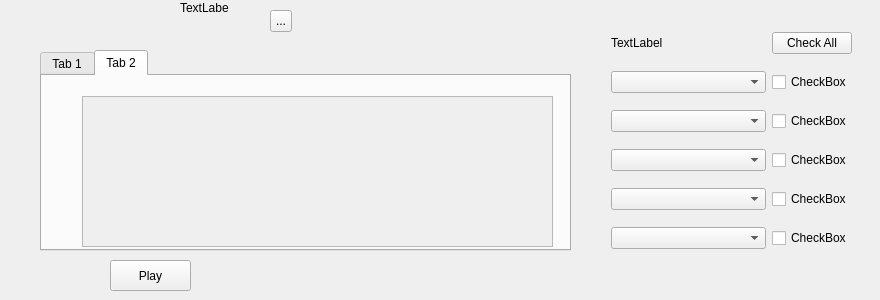
Old version of the form src/mainwidget.ui in the repository Ndgt/AnimateBlendShape.
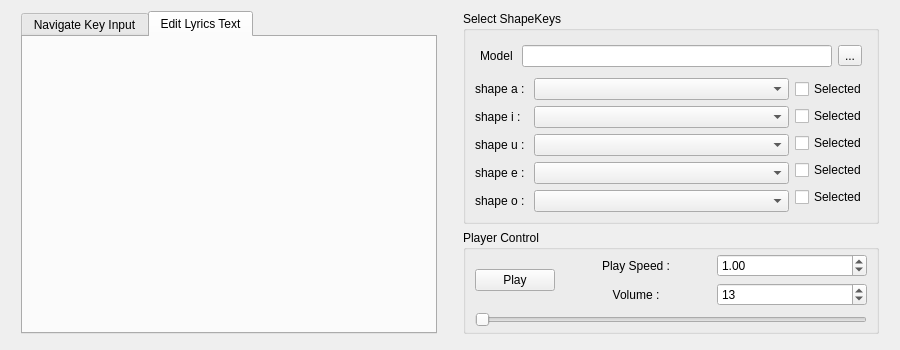
New version of the form. The open tabs and pages were chosen to show the change.

```diff
--- a/src/mainwidget.ui
+++ b/src/mainwidget.ui
@@ -6,8 +6,8 @@
    <rect>
     <x>0</x>
     <y>0</y>
-    <width>880</width>
-    <height>300</height>
+    <width>900</width>
+    <height>350</height>
    </rect>
   </property>
   <property name="sizePolicy">
@@ -19,123 +19,115 @@
   <property name="windowTitle">
    <string>Form</string>
   </property>
+  <layout class="QVBoxLayout" name="verticalLayout_7">
+   <item>
+    <layout class="QHBoxLayout" name="horizontalLayout_6">
+     <property name="leftMargin">
+      <number>10</number>
+     </property>
+     <property name="rightMargin">
+      <number>10</number>
+     </property>
+     <property name="bottomMargin">
+      <number>5</number>
+     </property>
+     <item>
   <widget class="QTabWidget" name="tabWidget">
-   <property name="geometry">
-    <rect>
-     <x>40</x>
-     <y>50</y>
-     <width>531</width>
-     <height>201</height>
-    </rect>
-   </property>
    <property name="currentIndex">
     <number>1</number>
    </property>
    <widget class="QWidget" name="tab">
     <attribute name="title">
-     <string>Tab 1</string>
-    </attribute>
-   </widget>
-   <widget class="QWidget" name="tab_2">
-    <attribute name="title">
-     <string>Tab 2</string>
-    </attribute>
-    <widget class="QScrollArea" name="scrollArea">
+         <string>Navigate Key Input</string>
+        </attribute>
+        <widget class="QTableView" name="tableView">
      <property name="geometry">
       <rect>
-       <x>40</x>
-       <y>20</y>
-       <width>471</width>
-       <height>151</height>
-      </rect>
-     </property>
-     <property name="widgetResizable">
-      <bool>true</bool>
-     </property>
-     <widget class="QWidget" name="scrollAreaWidgetContents">
-      <property name="geometry">
-       <rect>
-        <x>0</x>
-        <y>0</y>
-        <width>469</width>
-        <height>149</height>
-       </rect>
-      </property>
-     </widget>
-    </widget>
-   </widget>
-  </widget>
-  <widget class="QToolButton" name="toolButton">
-   <property name="geometry">
-    <rect>
-     <x>270</x>
+           <x>20</x>
      <y>10</y>
-     <width>22</width>
-     <height>22</height>
-    </rect>
-   </property>
-   <property name="text">
-    <string>...</string>
-   </property>
-  </widget>
-  <widget class="QLabel" name="label">
-   <property name="geometry">
-    <rect>
-     <x>180</x>
-     <y>0</y>
-     <width>49</width>
-     <height>16</height>
-    </rect>
-   </property>
-   <property name="text">
-    <string>TextLabel</string>
-   </property>
-  </widget>
-  <widget class="QPushButton" name="pushButton">
-   <property name="geometry">
-    <rect>
-     <x>110</x>
-     <y>260</y>
-     <width>81</width>
-     <height>31</height>
-    </rect>
-   </property>
-   <property name="text">
-    <string>Play</string>
-   </property>
-   <property name="shortcut">
-    <string notr="true">Ctrl+S</string>
-   </property>
-  </widget>
-  <widget class="QWidget" name="">
-   <property name="geometry">
-    <rect>
-     <x>611</x>
-     <y>21</y>
-     <width>241</width>
-     <height>241</height>
-    </rect>
-   </property>
-   <layout class="QVBoxLayout" name="verticalLayout">
+           <width>371</width>
+           <height>291</height>
+          </rect>
+         </property>
+        </widget>
+       </widget>
+       <widget class="QWidget" name="tab_2">
+        <attribute name="title">
+         <string>Edit Lyrics Text</string>
+        </attribute>
+       </widget>
+      </widget>
+     </item>
+     <item>
+      <spacer name="verticalSpacer">
+       <property name="orientation">
+        <enum>Qt::Orientation::Vertical</enum>
+       </property>
+       <property name="sizeHint" stdset="0">
+        <size>
+         <width>20</width>
+         <height>40</height>
+        </size>
+       </property>
+      </spacer>
+     </item>
+     <item>
+      <layout class="QVBoxLayout" name="verticalLayout_6">
+       <item>
+        <widget class="QGroupBox" name="SelectShapeKeyGroupBox">
+         <property name="title">
+          <string>Select ShapeKeys</string>
+         </property>
+         <property name="flat">
+          <bool>false</bool>
+         </property>
+         <layout class="QVBoxLayout" name="verticalLayout_10">
     <item>
-     <layout class="QHBoxLayout" name="horizontalLayout_6">
+           <layout class="QVBoxLayout" name="verticalLayout_9">
+            <item>
+             <layout class="QHBoxLayout" name="horizontalLayout_10">
+              <property name="leftMargin">
+               <number>5</number>
+              </property>
+              <property name="topMargin">
+               <number>5</number>
+              </property>
+              <property name="rightMargin">
+               <number>5</number>
+              </property>
+              <property name="bottomMargin">
+               <number>5</number>
+              </property>
       <item>
        <widget class="QLabel" name="label_2">
         <property name="sizePolicy">
-         <sizepolicy hsizetype="MinimumExpanding" vsizetype="Preferred">
+                 <sizepolicy hsizetype="Preferred" vsizetype="Preferred">
           <horstretch>0</horstretch>
           <verstretch>0</verstretch>
          </sizepolicy>
         </property>
         <property name="text">
-         <string>TextLabel</string>
-        </property>
+                 <string>Model </string>
+                </property>
+                <property name="alignment">
+                 <set>Qt::AlignmentFlag::AlignCenter</set>
+                </property>
        </widget>
       </item>
       <item>
-       <widget class="QPushButton" name="pushButton_2">
+               <widget class="QLineEdit" name="lineEdit">
+                <property name="sizePolicy">
+                 <sizepolicy hsizetype="MinimumExpanding" vsizetype="Fixed">
+                  <horstretch>0</horstretch>
+                  <verstretch>0</verstretch>
+                 </sizepolicy>
+                </property>
+               </widget>
+              </item>
+              <item>
+               <widget class="QToolButton" name="selectModelButton">
         <property name="text">
-         <string>Check All</string>
+                 <string>...</string>
         </property>
        </widget>
       </item>
@@ -144,6 +136,47 @@
     <item>
      <layout class="QHBoxLayout" name="horizontalLayout">
       <item>
+               <layout class="QVBoxLayout" name="verticalLayout">
+                <item>
+                 <widget class="QLabel" name="label_4">
+                  <property name="text">
+                   <string>shape a :</string>
+                  </property>
+                 </widget>
+                </item>
+                <item>
+                 <widget class="QLabel" name="label_5">
+                  <property name="text">
+                   <string>shape i : </string>
+                  </property>
+                 </widget>
+                </item>
+                <item>
+                 <widget class="QLabel" name="label_6">
+                  <property name="text">
+                   <string>shape u : </string>
+                  </property>
+                 </widget>
+                </item>
+                <item>
+                 <widget class="QLabel" name="label_7">
+                  <property name="text">
+                   <string>shape e : </string>
+                  </property>
+                 </widget>
+                </item>
+                <item>
+                 <widget class="QLabel" name="label_8">
+                  <property name="text">
+                   <string>shape o : </string>
+                  </property>
+                 </widget>
+                </item>
+               </layout>
+              </item>
+              <item>
+               <layout class="QVBoxLayout" name="verticalLayout_4">
+                <item>
        <widget class="QComboBox" name="comboBox">
         <property name="sizePolicy">
          <sizepolicy hsizetype="MinimumExpanding" vsizetype="Minimum">
@@ -154,103 +187,238 @@
        </widget>
       </item>
       <item>
+                 <widget class="QComboBox" name="comboBox_2">
+                  <property name="sizePolicy">
+                   <sizepolicy hsizetype="MinimumExpanding" vsizetype="Minimum">
+                    <horstretch>0</horstretch>
+                    <verstretch>0</verstretch>
+                   </sizepolicy>
+                  </property>
+                 </widget>
+                </item>
+                <item>
+                 <widget class="QComboBox" name="comboBox_3">
+                  <property name="sizePolicy">
+                   <sizepolicy hsizetype="MinimumExpanding" vsizetype="Minimum">
+                    <horstretch>0</horstretch>
+                    <verstretch>0</verstretch>
+                   </sizepolicy>
+                  </property>
+                 </widget>
+                </item>
+                <item>
+                 <widget class="QComboBox" name="comboBox_4">
+                  <property name="sizePolicy">
+                   <sizepolicy hsizetype="MinimumExpanding" vsizetype="Minimum">
+                    <horstretch>0</horstretch>
+                    <verstretch>0</verstretch>
+                   </sizepolicy>
+                  </property>
+                 </widget>
+                </item>
+                <item>
+                 <widget class="QComboBox" name="comboBox_5">
+                  <property name="sizePolicy">
+                   <sizepolicy hsizetype="MinimumExpanding" vsizetype="Minimum">
+                    <horstretch>0</horstretch>
+                    <verstretch>0</verstretch>
+                   </sizepolicy>
+                  </property>
+                 </widget>
+                </item>
+               </layout>
+              </item>
+              <item>
+               <layout class="QVBoxLayout" name="verticalLayout_8">
+                <item>
        <widget class="QCheckBox" name="checkBox">
         <property name="text">
-         <string>CheckBox</string>
+                   <string>Selected</string>
         </property>
         <property name="tristate">
          <bool>false</bool>
         </property>
        </widget>
       </item>
-     </layout>
-    </item>
-    <item>
-     <layout class="QHBoxLayout" name="horizontalLayout_2">
-      <item>
-       <widget class="QComboBox" name="comboBox_2">
-        <property name="sizePolicy">
-         <sizepolicy hsizetype="MinimumExpanding" vsizetype="Minimum">
-          <horstretch>0</horstretch>
-          <verstretch>0</verstretch>
-         </sizepolicy>
-        </property>
-       </widget>
-      </item>
       <item>
        <widget class="QCheckBox" name="checkBox_2">
         <property name="text">
-         <string>CheckBox</string>
-        </property>
-       </widget>
-      </item>
-     </layout>
-    </item>
-    <item>
-     <layout class="QHBoxLayout" name="horizontalLayout_3">
-      <item>
-       <widget class="QComboBox" name="comboBox_3">
-        <property name="sizePolicy">
-         <sizepolicy hsizetype="MinimumExpanding" vsizetype="Minimum">
-          <horstretch>0</horstretch>
-          <verstretch>0</verstretch>
-         </sizepolicy>
+                   <string>Selected</string>
         </property>
        </widget>
       </item>
       <item>
        <widget class="QCheckBox" name="checkBox_3">
         <property name="text">
-         <string>CheckBox</string>
-        </property>
-       </widget>
-      </item>
-     </layout>
-    </item>
-    <item>
-     <layout class="QHBoxLayout" name="horizontalLayout_4">
-      <item>
-       <widget class="QComboBox" name="comboBox_4">
-        <property name="sizePolicy">
-         <sizepolicy hsizetype="MinimumExpanding" vsizetype="Minimum">
-          <horstretch>0</horstretch>
-          <verstretch>0</verstretch>
-         </sizepolicy>
+                   <string>Selected</string>
         </property>
        </widget>
       </item>
       <item>
        <widget class="QCheckBox" name="checkBox_4">
         <property name="text">
-         <string>CheckBox</string>
-        </property>
-       </widget>
-      </item>
-     </layout>
-    </item>
-    <item>
-     <layout class="QHBoxLayout" name="horizontalLayout_5">
-      <item>
-       <widget class="QComboBox" name="comboBox_5">
-        <property name="sizePolicy">
-         <sizepolicy hsizetype="MinimumExpanding" vsizetype="Minimum">
-          <horstretch>0</horstretch>
-          <verstretch>0</verstretch>
-         </sizepolicy>
+                   <string>Selected</string>
         </property>
        </widget>
       </item>
       <item>
        <widget class="QCheckBox" name="checkBox_5">
         <property name="text">
-         <string>CheckBox</string>
+                   <string>Selected</string>
         </property>
        </widget>
       </item>
      </layout>
     </item>
    </layout>
-  </widget>
+            </item>
+           </layout>
+          </item>
+         </layout>
+        </widget>
+       </item>
+       <item>
+        <widget class="QGroupBox" name="PlayerControlGroupBox">
+         <property name="title">
+          <string>Player Control</string>
+         </property>
+         <property name="flat">
+          <bool>false</bool>
+         </property>
+         <property name="checkable">
+          <bool>false</bool>
+         </property>
+         <layout class="QVBoxLayout" name="verticalLayout_5">
+          <property name="topMargin">
+           <number>1</number>
+          </property>
+          <property name="bottomMargin">
+           <number>1</number>
+          </property>
+          <item>
+           <layout class="QVBoxLayout" name="verticalLayout_3">
+            <item>
+             <layout class="QHBoxLayout" name="horizontalLayout_9">
+              <item>
+               <widget class="QPushButton" name="playButton">
+                <property name="sizePolicy">
+                 <sizepolicy hsizetype="Fixed" vsizetype="Fixed">
+                  <horstretch>0</horstretch>
+                  <verstretch>0</verstretch>
+                 </sizepolicy>
+                </property>
+                <property name="text">
+                 <string>Play</string>
+                </property>
+                <property name="shortcut">
+                 <string notr="true">Ctrl+S</string>
+                </property>
+               </widget>
+              </item>
+              <item>
+               <layout class="QVBoxLayout" name="verticalLayout_2">
+                <item>
+                 <layout class="QHBoxLayout" name="horizontalLayout_7">
+                  <item>
+                   <widget class="QLabel" name="label_3">
+                    <property name="sizePolicy">
+                     <sizepolicy hsizetype="Preferred" vsizetype="Preferred">
+                      <horstretch>0</horstretch>
+                      <verstretch>0</verstretch>
+                     </sizepolicy>
+                    </property>
+                    <property name="text">
+                     <string>Play Speed :</string>
+                    </property>
+                    <property name="alignment">
+                     <set>Qt::AlignmentFlag::AlignCenter</set>
+                    </property>
+                   </widget>
+                  </item>
+                  <item>
+                   <widget class="QDoubleSpinBox" name="playspeedSpinBox">
+                    <property name="sizePolicy">
+                     <sizepolicy hsizetype="Preferred" vsizetype="Fixed">
+                      <horstretch>0</horstretch>
+                      <verstretch>0</verstretch>
+                     </sizepolicy>
+                    </property>
+                    <property name="minimum">
+                     <double>0.100000000000000</double>
+                    </property>
+                    <property name="maximum">
+                     <double>2.000000000000000</double>
+                    </property>
+                    <property name="singleStep">
+                     <double>0.100000000000000</double>
+                    </property>
+                    <property name="value">
+                     <double>1.000000000000000</double>
+                    </property>
+                   </widget>
+                  </item>
+                 </layout>
+                </item>
+                <item>
+                 <layout class="QHBoxLayout" name="horizontalLayout_8">
+                  <item>
+                   <widget class="QLabel" name="label">
+                    <property name="sizePolicy">
+                     <sizepolicy hsizetype="Preferred" vsizetype="Preferred">
+                      <horstretch>0</horstretch>
+                      <verstretch>0</verstretch>
+                     </sizepolicy>
+                    </property>
+                    <property name="text">
+                     <string>Volume :</string>
+                    </property>
+                    <property name="alignment">
+                     <set>Qt::AlignmentFlag::AlignCenter</set>
+                    </property>
+                   </widget>
+                  </item>
+                  <item>
+                   <widget class="QSpinBox" name="volumeSpinBox">
+                    <property name="sizePolicy">
+                     <sizepolicy hsizetype="Preferred" vsizetype="Fixed">
+                      <horstretch>0</horstretch>
+                      <verstretch>0</verstretch>
+                     </sizepolicy>
+                    </property>
+                    <property name="minimum">
+                     <number>1</number>
+                    </property>
+                    <property name="maximum">
+                     <number>26</number>
+                    </property>
+                    <property name="value">
+                     <number>13</number>
+                    </property>
+                   </widget>
+                  </item>
+                 </layout>
+                </item>
+               </layout>
+              </item>
+             </layout>
+            </item>
+            <item>
+             <widget class="QSlider" name="playerhorizontalSlider">
+              <property name="orientation">
+               <enum>Qt::Orientation::Horizontal</enum>
+              </property>
+             </widget>
+            </item>
+           </layout>
+          </item>
+         </layout>
+        </widget>
+       </item>
+      </layout>
+     </item>
+    </layout>
+   </item>
+  </layout>
  </widget>
  <resources/>
  <connections>
```
Left out of the diff: 12 changed lines with no effect on the pictures. Lines whose indentation alone changed are shown as unchanged.
